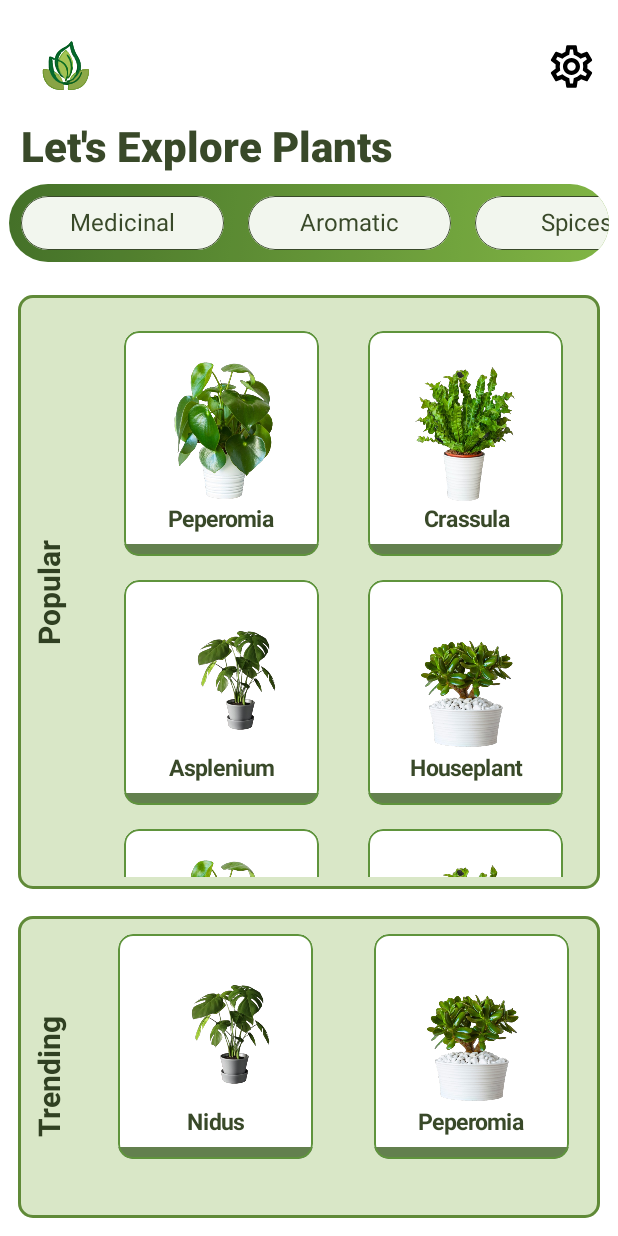
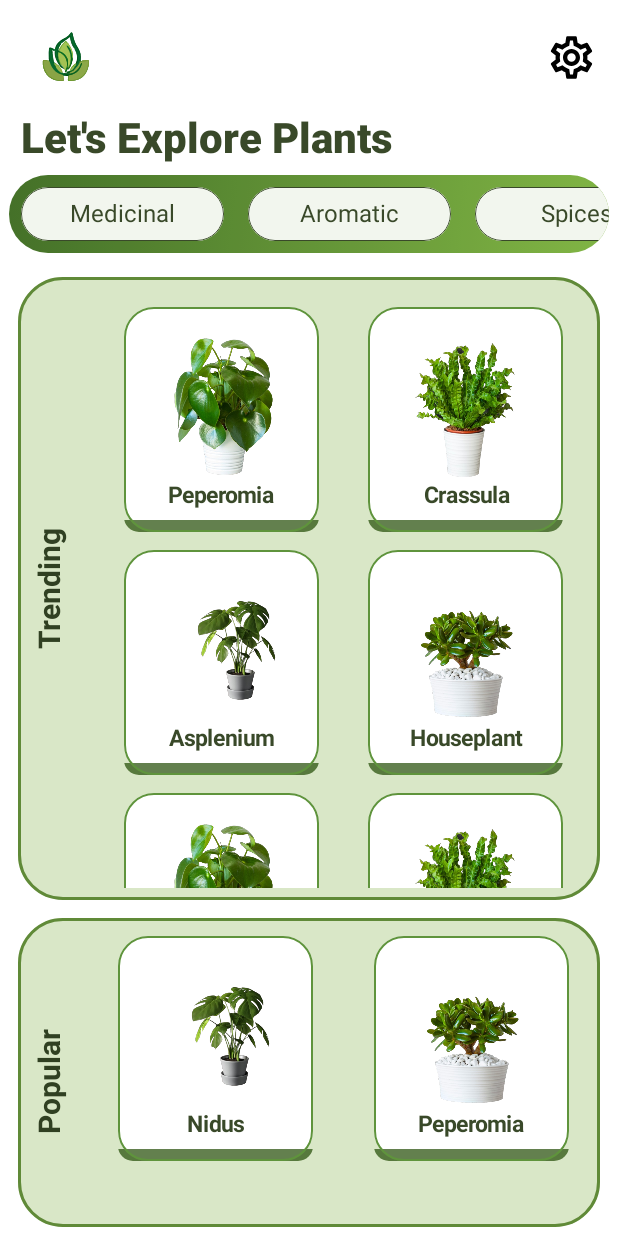
Before and after one commit to SatyamSingh-Git/AyurGreens, an Android app built with Jetpack Compose: the @Preview function ExploreScreenPreview, on a phone screen of 412 x 824 dp. Run offline under Robolectric (Android 15) with nearby library versions, the light colour scheme and no system bars; our stand-ins replace Firebase (no records; nobody signed in at launch, a user with empty details on screens opened directly).

Commit message:
Explore Page Ui Completed

```diff
--- a/app/src/main/java/com/theclonebox/ayurgreens/screens/EachPlantDescriptionScreen.kt
+++ b/app/src/main/java/com/theclonebox/ayurgreens/screens/EachPlantDescriptionScreen.kt
@@ -113,7 +113,7 @@ fun PlantNameAndDescription(plantData: EachPlantDescriptionData, modifier: Modif
             )
             Icon(
                 painter = painterResource(id = R.drawable.bookmark_svgrepo_com),
-                contentDescription = null,
+                contentDescription = "Bookmark",
                 tint = Color(0xff394929),
                 modifier = Modifier
                     .size(24.dp)
--- a/app/src/main/java/com/theclonebox/ayurgreens/screens/ExploreScreen.kt
+++ b/app/src/main/java/com/theclonebox/ayurgreens/screens/ExploreScreen.kt
@@ -54,7 +54,7 @@ fun ExploreScreen(modifier: Modifier, navController: NavHostController) {
     Column(
         modifier = modifier
             .fillMaxSize()
-            .padding(6.dp)
+            .padding(start = 6.dp, end  = 6.dp)
     ) {
         ExploreTopPart()
         CategoriesRow()
@@ -70,13 +70,13 @@ fun ExplorePageMainPart(modifier: Modifier = Modifier, navController: NavHostCon
     Column(modifier = Modifier
         .fillMaxHeight(0.65f)
         .fillMaxWidth(1f)
-        .padding(6.dp)
-        .background(Color(0x4D81B148), shape = RoundedCornerShape(10.dp))
-        .border(2.dp, Color(0xFF608A38), RoundedCornerShape(10.dp)),
+        .padding(start = 6.dp, end = 6.dp)
+        .background(Color(0x4D81B148), shape = RoundedCornerShape(30.dp))
+        .border(2.dp, Color(0xFF608A38), RoundedCornerShape(30.dp)),
         verticalArrangement = Arrangement.SpaceAround,
     ) {
         Row {
-            VerticalText("Popular")
+            VerticalText("Trending")
             Column(
                 modifier = Modifier.fillMaxWidth(1f)
                     .padding(8.dp)
@@ -124,11 +124,11 @@ fun ExplorePageMainPart(modifier: Modifier = Modifier, navController: NavHostCon
     Column(modifier = Modifier
         .fillMaxSize(1f)
         .padding(6.dp)
-        .border(2.dp, Color(0xFF608A38), RoundedCornerShape(10.dp))
-        .background(Color(0x4D81B148), shape = RoundedCornerShape(10.dp))
+        .border(2.dp, Color(0xFF608A38), RoundedCornerShape(30.dp))
+        .background(Color(0x4D81B148), shape = RoundedCornerShape(30.dp))
     ) {
         Row(modifier = Modifier.fillMaxWidth(1f).padding(top = 12.dp)) {
-            VerticalText("Trending")
+            VerticalText("Popular")
             ExplorePageMainPartEachRow(
         "Nidus",
         "Peperomia",
@@ -147,7 +147,7 @@ fun ExplorePageMainPart(modifier: Modifier = Modifier, navController: NavHostCon
         plantImage2: Int = R.drawable.ic_launcher_foreground,
         navController: NavHostController
     ) {
-        Spacer(modifier = Modifier.height(16.dp))
+        Spacer(modifier = Modifier.height(12.dp))
         Row(horizontalArrangement = Arrangement.SpaceAround, modifier = Modifier.fillMaxWidth(1f)) {
             ExplorePageMainPartEachItem(plantName1, plantImage1, navController)
             ExplorePageMainPartEachItem(plantName2, plantImage2, navController)
@@ -164,9 +164,9 @@ fun ExplorePageMainPartEachItem(
         modifier = Modifier
             .requiredWidth(130.dp)
             .requiredHeight(150.dp)
-            .background(Color.White, shape = RoundedCornerShape(10.dp))
+            .background(Color.White, shape = RoundedCornerShape(20.dp))
             .clip(RoundedCornerShape(10.dp))
-            .border(1.dp, Color(0xFF5F943C), RoundedCornerShape(10.dp))
+            .border(1.dp, Color(0xFF5F943C), RoundedCornerShape(20.dp))
             .drawBehind {
                 val shadowColor = Color(0xFF224B04).copy(alpha = 0.7f)
                 val shadowRadius = 8.dp.toPx()
```
Also changed, not shown: app/src/main/java/com/theclonebox/ayurgreens/screens/BookmarkScreen.kt (+12 -6 lines).
